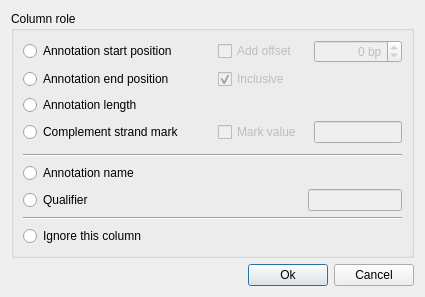
Before: the Qt Designer form src/plugins/dna_export/src/ui/CSVColumnConfigurationDialog.ui in violethaze74/ugene, drawn with Qt 5.
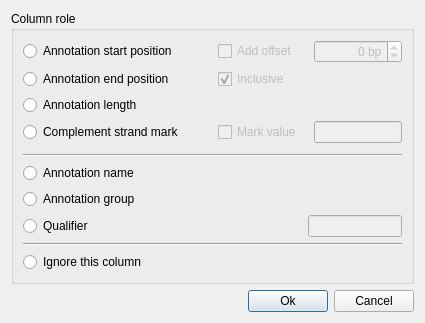
After: the same form once the commit is applied.

What changed in the file:
```diff
--- a/src/plugins/dna_export/src/ui/CSVColumnConfigurationDialog.ui
+++ b/src/plugins/dna_export/src/ui/CSVColumnConfigurationDialog.ui
@@ -23,6 +23,13 @@
       <string>Column role</string>
      </property>
      <layout class="QGridLayout" name="gridLayout">
+      <item row="10" column="0">
+       <widget class="QRadioButton" name="ignoreRB">
+        <property name="text">
+         <string>Ignore this column</string>
+        </property>
+       </widget>
+      </item>
       <item row="0" column="0" colspan="2">
        <widget class="QRadioButton" name="startRB">
         <property name="text">
@@ -120,34 +127,27 @@
         </property>
        </widget>
       </item>
-      <item row="7" column="0">
+      <item row="8" column="0">
        <widget class="QRadioButton" name="qualifierRB">
         <property name="text">
          <string>Qualifier</string>
         </property>
        </widget>
       </item>
-      <item row="7" column="3" colspan="2">
+      <item row="8" column="3" colspan="2">
        <widget class="QLineEdit" name="qualifierNameEdit">
         <property name="enabled">
          <bool>false</bool>
         </property>
        </widget>
       </item>
-      <item row="8" column="0" colspan="5">
+      <item row="9" column="0" colspan="5">
        <widget class="Line" name="line_2">
         <property name="orientation">
          <enum>Qt::Horizontal</enum>
         </property>
        </widget>
       </item>
-      <item row="9" column="0">
-       <widget class="QRadioButton" name="ignoreRB">
-        <property name="text">
-         <string>Ignore this column</string>
-        </property>
-       </widget>
-      </item>
       <item row="3" column="4">
        <widget class="QLineEdit" name="complValueEdit">
         <property name="enabled">
@@ -168,6 +168,13 @@
         </property>
        </spacer>
       </item>
+      <item row="7" column="0">
+       <widget class="QRadioButton" name="groupRB">
+        <property name="text">
+         <string>Annotation group</string>
+        </property>
+       </widget>
+      </item>
      </layout>
     </widget>
    </item>
```
